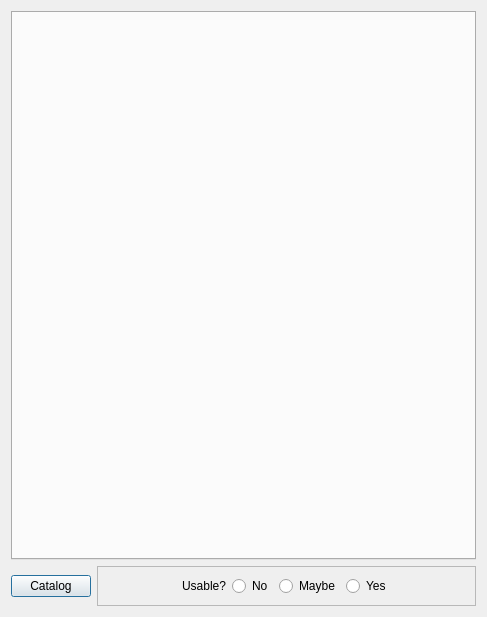
persts/NGAImageBrowser, file Ui_NGABrowser.ui: the form before one commit.
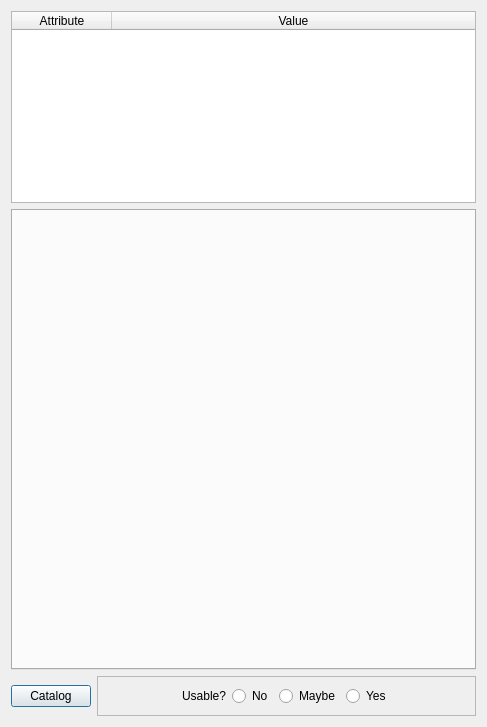
The form after the commit.

Commit message: Added metadata display

Diff of the .ui file:
```diff
--- a/Ui_NGABrowser.ui
+++ b/Ui_NGABrowser.ui
@@ -7,28 +7,28 @@
     <x>0</x>
     <y>0</y>
     <width>487</width>
-    <height>617</height>
+    <height>727</height>
    </rect>
   </property>
   <property name="windowTitle">
    <string>NGABrowser</string>
   </property>
   <layout class="QGridLayout" name="gridLayout">
-   <item row="0" column="0" colspan="2">
+   <item row="1" column="0" colspan="2">
     <widget class="QTabWidget" name="tabWidget">
      <property name="currentIndex">
       <number>-1</number>
      </property>
     </widget>
    </item>
-   <item row="1" column="0">
+   <item row="2" column="0">
     <widget class="QPushButton" name="pButtonCatalog">
      <property name="text">
       <string>Catalog</string>
      </property>
     </widget>
    </item>
-   <item row="1" column="1">
+   <item row="2" column="1">
     <widget class="QFrame" name="frameUsable">
      <property name="maximumSize">
       <size>
@@ -100,6 +100,29 @@
      </layout>
     </widget>
    </item>
+   <item row="0" column="0" colspan="2">
+    <widget class="QTableWidget" name="metadata">
+     <property name="sizePolicy">
+      <sizepolicy hsizetype="Expanding" vsizetype="Minimum">
+       <horstretch>0</horstretch>
+       <verstretch>0</verstretch>
+      </sizepolicy>
+     </property>
+     <attribute name="horizontalHeaderStretchLastSection">
+      <bool>true</bool>
+     </attribute>
+     <column>
+      <property name="text">
+       <string>Attribute</string>
+      </property>
+     </column>
+     <column>
+      <property name="text">
+       <string>Value</string>
+      </property>
+     </column>
+    </widget>
+   </item>
   </layout>
  </widget>
  <resources/>
```
The commit also changes 2 other files.
